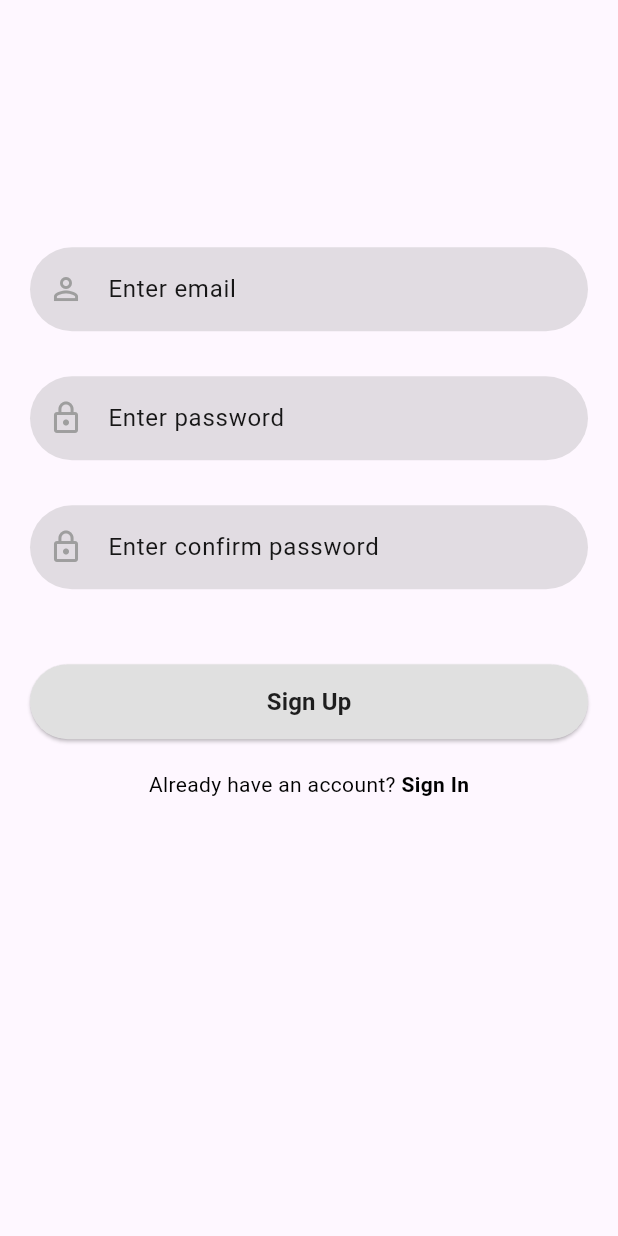
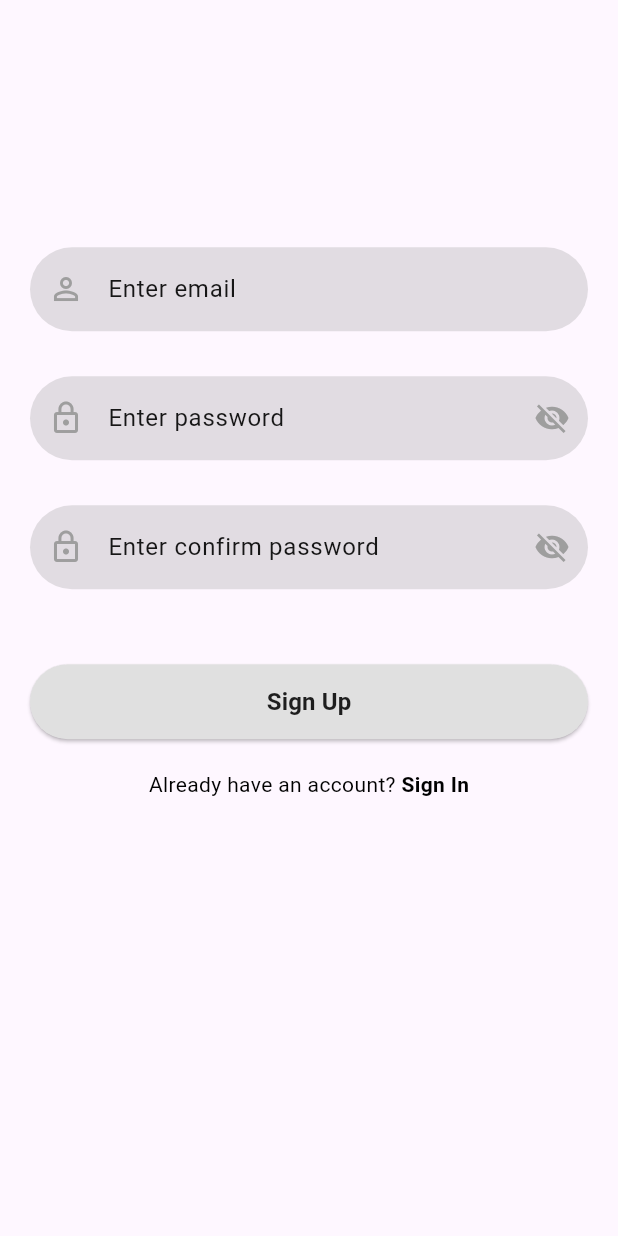
Before and after one commit to devuslee/financemanagement, a Flutter app: the screen it shows after launch, after a tap on "Sign Up", on a phone screen of 412 x 824 dp. Run offline on Flutter 3.47's test engine with Material 3 defaults, Android fonts, the phone set to English and light mode, and no system bars; our stand-ins replace cloud_firestore, firebase_auth, firebase_core, flutter_settings_screens, syncfusion_flutter_charts; accounts and stored records are empty; network calls fail.

Commit message:
Password Hidden Eye and Format

```diff
--- /dev/null
+++ b/devtools_options.yaml
@@ -0,0 +1,3 @@
+description: This file stores settings for Dart & Flutter DevTools.
+documentation: https://docs.flutter.dev/tools/devtools/extensions#configure-extension-enablement-states
+extensions:
--- /dev/null
+++ b/lib/reusable_widget/reusable_email_text_field.dart
@@ -0,0 +1,36 @@
+// reusable_email_text_field.dart
+import 'package:flutter/material.dart';
+
+class ReusableEmailTextField extends StatelessWidget {
+  final String labelText;
+  final IconData icon;
+  final TextEditingController controller;
+
+  ReusableEmailTextField({
+    required this.labelText,
+    required this.icon,
+    required this.controller,
+  });
+
+  @override
+  Widget build(BuildContext context) {
+    return TextField(
+      controller: controller,
+      cursorColor: Colors.black,
+      style: TextStyle(color: Colors.black.withOpacity(0.9)),
+      decoration: InputDecoration(
+        prefixIcon: Icon(icon, color: Colors.grey),
+        labelText: labelText,
+        labelStyle: TextStyle(color: Colors.black.withOpacity(0.9)),
+        filled: true,
+        floatingLabelBehavior: FloatingLabelBehavior.never,
+        fillColor: Colors.grey.withOpacity(0.3),
+        border: OutlineInputBorder(
+          borderRadius: BorderRadius.circular(30.0),
+          borderSide: const BorderSide(width: 0, style: BorderStyle.none),
+        ),
+      ),
+      keyboardType: TextInputType.emailAddress,
+    );
+  }
+}
--- /dev/null
+++ b/lib/reusable_widget/reusable_password_text_field.dart
@@ -0,0 +1,56 @@
+// reusable_password_text_field.dart
+import 'package:flutter/material.dart';
+
+class ReusablePasswordTextField extends StatefulWidget {
+  final String labelText;
+  final IconData icon;
+  final TextEditingController controller;
+
+  ReusablePasswordTextField({
+    required this.labelText,
+    required this.icon,
+    required this.controller,
+  });
+
+  @override
+  _ReusablePasswordTextFieldState createState() => _ReusablePasswordTextFieldState();
+}
+
+class _ReusablePasswordTextFieldState extends State<ReusablePasswordTextField> {
+  bool _isPasswordVisible = false;
+
+  @override
+  Widget build(BuildContext context) {
+    return TextField(
+      controller: widget.controller,
+      obscureText: !_isPasswordVisible,
+      enableSuggestions: false,
+      cursorColor: Colors.black,
+      style: TextStyle(color: Colors.black.withOpacity(0.9)),
+      decoration: InputDecoration(
+        prefixIcon: Icon(widget.icon, color: Colors.grey),
+        labelText: widget.labelText,
+        labelStyle: TextStyle(color: Colors.black.withOpacity(0.9)),
+        filled: true,
+        floatingLabelBehavior: FloatingLabelBehavior.never,
+        fillColor: Colors.grey.withOpacity(0.3),
+        border: OutlineInputBorder(
+          borderRadius: BorderRadius.circular(30.0),
+          borderSide: const BorderSide(width: 0, style: BorderStyle.none),
+        ),
+        suffixIcon: IconButton(
+          icon: Icon(
+            _isPasswordVisible ? Icons.visibility : Icons.visibility_off,
+            color: Colors.grey,
+          ),
+          onPressed: () {
+            setState(() {
+              _isPasswordVisible = !_isPasswordVisible;
+            });
+          },
+        ),
+      ),
+      keyboardType: TextInputType.visiblePassword,
+    );
+  }
+}
--- a/lib/screens/signin_screen.dart
+++ b/lib/screens/signin_screen.dart
@@ -1,13 +1,12 @@
 import 'package:financemanagement/screens/home_screen.dart';
-import 'package:financemanagement/screens/signin_screen.dart';
 import 'package:financemanagement/screens/signup_screen.dart';
-import 'package:financemanagement/utils/color.dart';
 import 'package:firebase_auth/firebase_auth.dart';
 import 'package:flutter/cupertino.dart';
 import 'package:flutter/material.dart';
-import 'package:firebase_core/firebase_core.dart';
-import 'package:financemanagement/reusable_widget/reusable_widget.dart';
+import 'package:financemanagement/reusable_widget/reusable_email_text_field.dart'; // Import the email widget
+import 'package:financemanagement/reusable_widget/reusable_password_text_field.dart';
 
+import '../reusable_widget/reusable_widget.dart'; // Import the password widget
 
 class SignInScreen extends StatefulWidget {
   const SignInScreen({super.key});
@@ -34,12 +33,20 @@ class _SignInScreenState extends State<SignInScreen> {
               children: <Widget>[
                 logoWidget("assets/images/logo.png"),
                 SizedBox(height: 30),
-                reusableTextField("Enter email", Icons.person_outline, false, emailController),
+                ReusableEmailTextField(
+                  labelText: "Enter email",
+                  icon: Icons.person_outline,
+                  controller: emailController,
+                ),
                 SizedBox(height: 30),
-                reusableTextField("Enter password", Icons.lock_outline, true, passwordController),
+                ReusablePasswordTextField(
+                  labelText: "Enter password",
+                  icon: Icons.lock_outline,
+                  controller: passwordController,
+                ),
                 SizedBox(height: 30),
                 signInButton(context, "Sign In", Colors.grey.shade300, () {
-                  //i want to test my app and auto login everytime
+                  // Auto login logic
                   FirebaseAuth.instance.signInWithEmailAndPassword(
                       email: emailController.text,
                       password: passwordController.text)
@@ -49,8 +56,7 @@ class _SignInScreenState extends State<SignInScreen> {
                   }).onError((error, stackTrace) {
                     print("Error: $error");
                   });
-                }
-                ),
+                }),
                 SizedBox(height: 20),
                 SignUpOption()
               ],
@@ -77,8 +83,7 @@ class _SignInScreenState extends State<SignInScreen> {
           },
           child: const Text(
             "Sign Up",
-            style: TextStyle(color: Colors.black, fontWeight: FontWeight.bold
-            ),
+            style: TextStyle(color: Colors.black, fontWeight: FontWeight.bold),
           ),
         )],
     );
--- a/lib/screens/signup_screen.dart
+++ b/lib/screens/signup_screen.dart
@@ -1,18 +1,12 @@
-import 'package:financemanagement/screens/analytic_content.dart';
 import 'package:financemanagement/screens/home_screen.dart';
-import 'package:financemanagement/screens/profile_content.dart';
 import 'package:financemanagement/screens/signin_screen.dart';
-import 'package:financemanagement/screens/signup_screen.dart';
-import 'package:financemanagement/utils/color.dart';
 import 'package:firebase_auth/firebase_auth.dart';
-import 'package:flutter/cupertino.dart';
 import 'package:flutter/material.dart';
 import 'package:cloud_firestore/cloud_firestore.dart';
-import 'package:firebase_core/firebase_core.dart';
-import 'package:financemanagement/reusable_widget/reusable_widget.dart';
-import 'package:financemanagement/main.dart';
-import 'package:flutter/widgets.dart';
+import 'package:financemanagement/reusable_widget/reusable_email_text_field.dart'; // Import the email widget
+import 'package:financemanagement/reusable_widget/reusable_password_text_field.dart';
 
+import '../reusable_widget/reusable_widget.dart'; // Import the password widget
 
 class SignUpScreen extends StatefulWidget {
   const SignUpScreen({super.key});
@@ -25,6 +19,7 @@ class _SignUpScreenState extends State<SignUpScreen> {
   TextEditingController emailController = TextEditingController();
   TextEditingController passwordController = TextEditingController();
   TextEditingController confirmpasswordController = TextEditingController();
+
   @override
   Widget build(BuildContext context) {
     return Scaffold(
@@ -37,11 +32,23 @@ class _SignUpScreenState extends State<SignUpScreen> {
                 20, MediaQuery.of(context).size.height * 0.2, 20, 0),
             child: Column(
               children: <Widget>[
-                reusableTextField("Enter email", Icons.person_outline, false, emailController),
+                ReusableEmailTextField(
+                  labelText: "Enter email",
+                  icon: Icons.person_outline,
+                  controller: emailController,
+                ),
                 SizedBox(height: 30),
-                reusableTextField("Enter password", Icons.lock_outline, true, passwordController),
+                ReusablePasswordTextField(
+                  labelText: "Enter password",
+                  icon: Icons.lock_outline,
+                  controller: passwordController,
+                ),
                 SizedBox(height: 30),
-                reusableTextField("Enter confirm password", Icons.lock_outline, true, confirmpasswordController),
+                ReusablePasswordTextField(
+                  labelText: "Enter confirm password",
+                  icon: Icons.lock_outline,
+                  controller: confirmpasswordController,
+                ),
                 SizedBox(height: 30),
                 signInButton(context, "Sign Up", Colors.grey.shade300, () {
                   FirebaseAuth.instance.createUserWithEmailAndPassword(
@@ -109,8 +116,7 @@ class _SignUpScreenState extends State<SignUpScreen> {
           },
           child: const Text(
             "Sign In",
-            style: TextStyle(color: Colors.black, fontWeight: FontWeight.bold
-            ),
+            style: TextStyle(color: Colors.black, fontWeight: FontWeight.bold),
           ),
         )],
     );
--- a/lib/screens/update_password_screen.dart
+++ b/lib/screens/update_password_screen.dart
@@ -42,9 +42,9 @@ class _UpdatePasswordScreenState extends State<UpdatePasswordScreen> {
                 20, MediaQuery.of(context).size.height * 0.2, 20, 0),
             child: Column(
               children: <Widget>[
-                reusableTextField("Enter new password", Icons.person_outline, false, passwordController),
+                reusableTextFieldpass("Enter new password", Icons.person_outline, false, passwordController),
                 SizedBox(height: 30),
-                reusableTextField("Confirm new password", Icons.lock_outline, true, connfirmPasswordController),
+                reusableTextFieldpass("Confirm new password", Icons.lock_outline, true, connfirmPasswordController),
                 SizedBox(height: 30),
                 signInButton(context, "Update password", Colors.grey.shade300, () {
                   FirebaseAuth.instance.currentUser?.updatePassword(passwordController.text)
```
Also changed, not shown: lib/reusable_widget/reusable_widget.dart (+26 -1 lines), lib/screens/home_content.dart (+8 -6 lines).
